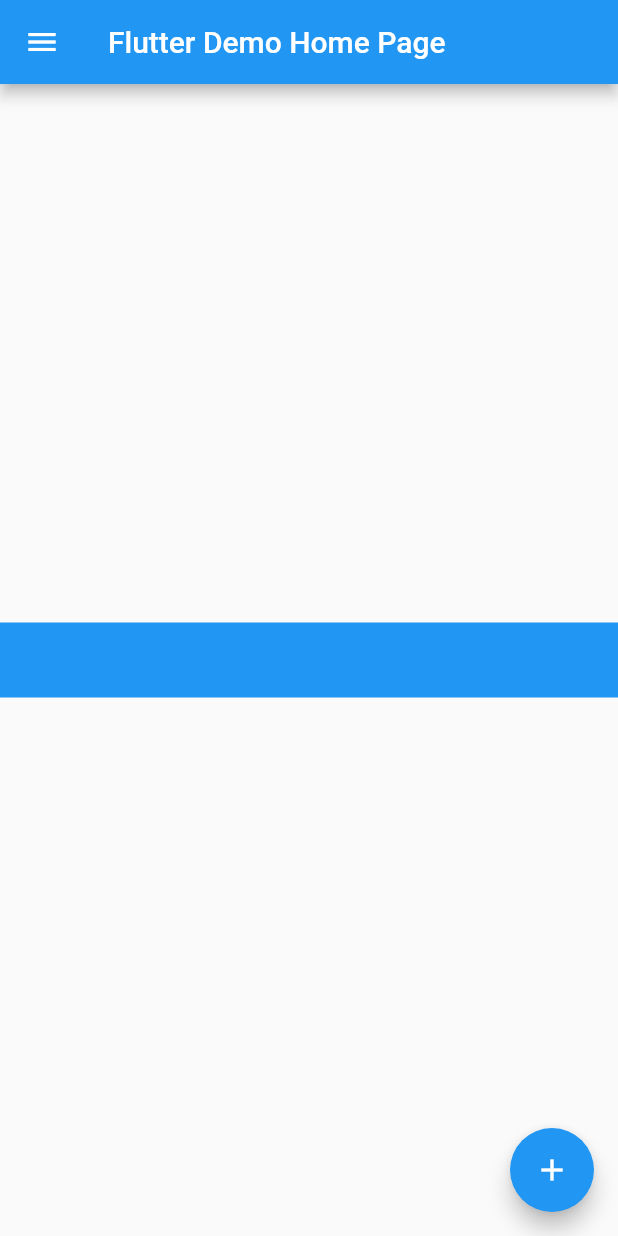
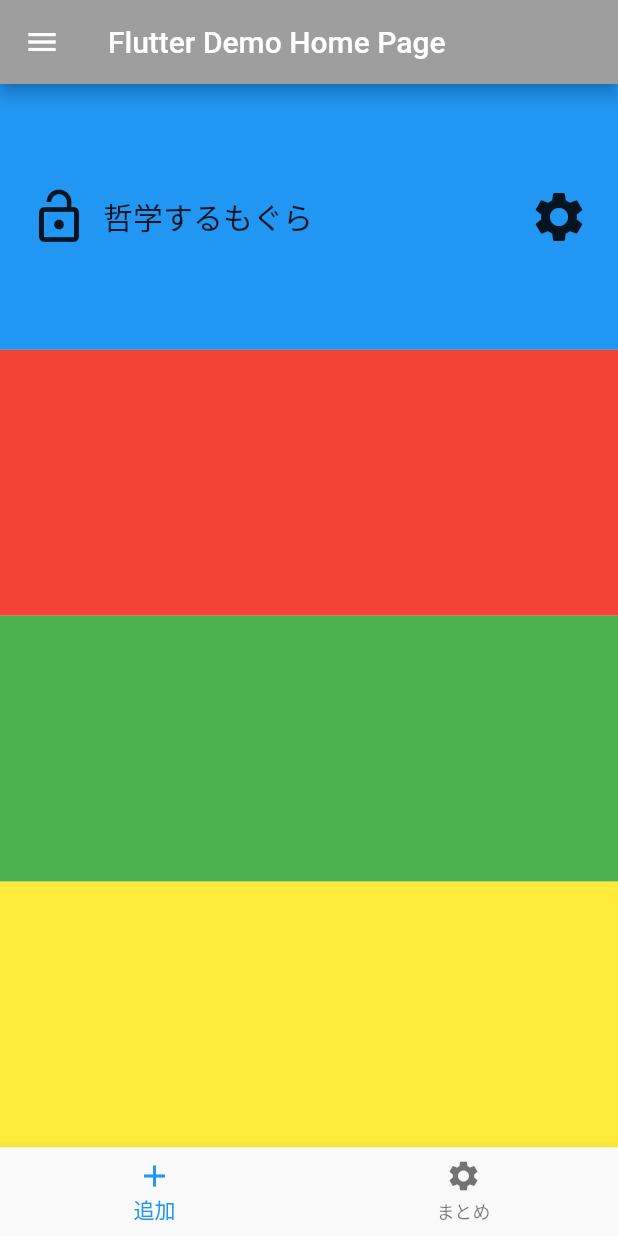
Before and after one commit to moguranran/splatoon_weapon_roulette, a Flutter app: the screen it shows after launch, on a phone screen of 412 x 824 dp. Run offline on Flutter 3.47's test engine with Material 2 defaults, Android fonts, the phone set to English and light mode, and no system bars; drawn by our look-alikes of auto_size_text.

Commit message:
ルーレット固定機能の追加中。lockマークを追加。auto_size_textを追加。

```diff
--- a/lib/main.dart
+++ b/lib/main.dart
@@ -4,9 +4,7 @@ import 'package:flutter/material.dart';
 import 'package:splatoon_weapon_roulette/Player/player.dart';
 import 'package:splatoon_weapon_roulette/Tag/Tag.dart';
 import 'package:splatoon_weapon_roulette/Weapon/Weapon.dart';
-
-import 'dart:async' show Future;
-import 'package:flutter/services.dart' show rootBundle;
+import 'package:auto_size_text/auto_size_text.dart';
 
 List<Player> players = List(4);
 final List<String> languages = [
@@ -101,46 +99,87 @@ class _MyHomePageState extends State<MyHomePage> {
   Widget build(BuildContext context) {
     return Scaffold(
       appBar: AppBar(
+        backgroundColor: Colors.grey,
         leading: IconButton(
           icon: Icon(Icons.menu),
           onPressed: _openSettings,
         ),
         title: Text(widget.title),
       ),
-      // body: Center(
-      //   child: Column(
-      //     mainAxisAlignment: MainAxisAlignment.center,
-      //     children: <Widget>[
-      //       Text(
-      //         'You have pushed the button this many times:',
-      //       ),
-      //       Text(
-      //         '$_counter',
-      //         style: Theme.of(context).textTheme.headline4,
-      //       ),
-      //       _getWeaponName(),
-      //       Container(
-      //         color: Colors.blue,
-      //         width: 300.0,
-      //         height: 300.0,
-      //         child: Icon(
-      //           Icons.menu,
-      //           size: 50.0,
-      //         ),
-      //       )
-      //     ],
-      //   ),
-      // ),
       body: makeSlot(),
-      floatingActionButton: FloatingActionButton(
-        onPressed: _showWeapon,
-        tooltip: 'Increment',
-        child: Icon(Icons.add),
-      ),
+      bottomNavigationBar: BottomNavigationBar(items: <BottomNavigationBarItem>[
+        BottomNavigationBarItem(icon: Icon(Icons.add), title: Text('追加')),
+        BottomNavigationBarItem(icon: Icon(Icons.settings), title: Text('まとめ')),
+      ]),
     );
   }
 
+  bool _lock = false;
+
   Container makeSlot() {
-    return tag.changeContainer();
+    //return tag.changeContainer();
+    return Container(
+        child: Column(
+      mainAxisAlignment: MainAxisAlignment.spaceEvenly,
+      children: <Widget>[
+        Expanded(
+          child: Container(
+            color: Colors.blue,
+            child: Row(
+              children: <Widget>[
+                Expanded(
+                  flex: 1,
+                  child: IconButton(
+                    padding: EdgeInsets.only(left: 10.0),
+                    icon: Icon(_lock ? Icons.lock : Icons.lock_open),
+                    iconSize: 40.0,
+                    onPressed: _lockStateChange,
+                  ),
+                ),
+                Expanded(
+                  flex: 4,
+                  child: AutoSizeText(
+                    '哲学するもぐら',
+                    style: TextStyle(fontSize: 20),
+                    maxLines: 1,
+                  ),
+                ),
+                Expanded(
+                  flex: 1,
+                  child: IconButton(
+                    padding: EdgeInsets.only(right: 10.0),
+                    icon: Icon(Icons.settings),
+                    iconSize: 40.0,
+                    onPressed: () {},
+                  ),
+                )
+              ],
+            ),
+          ),
+        ),
+        Expanded(
+          child: Container(
+            color: Colors.red,
+          ),
+        ),
+        Expanded(
+          child: Container(
+            color: Colors.green,
+          ),
+        ),
+        Expanded(
+          child: Container(
+            color: Colors.yellow,
+          ),
+        ),
+      ],
+    ));
+  }
+
+  void _lockStateChange() {
+    setState(() {
+      _lock = !_lock;
+    });
+    print(_lock);
   }
 }
--- a/pubspec.yaml
+++ b/pubspec.yaml
@@ -28,6 +28,8 @@ dependencies:
   # The following adds the Cupertino Icons font to your application.
   # Use with the CupertinoIcons class for iOS style icons.
   cupertino_icons: ^0.1.3
+
+  auto_size_text: ^2.1.0
 
 dev_dependencies:
   flutter_test:
```
Also changed, not shown: lib/Player/Player.dart (+11 -1 lines), lib/Tag/Tag.dart (+33 -18 lines), pubspec.lock.
